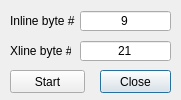
The window that ilxlrange.ui (Mohamedss/qt-segy-viewer) describes before a commit, drawn with Qt 5.
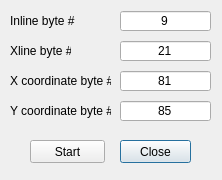
The same window after the commit.

```diff
--- a/ilxlrange.ui
+++ b/ilxlrange.ui
@@ -6,8 +6,8 @@
    <rect>
     <x>0</x>
     <y>0</y>
-    <width>181</width>
-    <height>100</height>
+    <width>222</width>
+    <height>180</height>
    </rect>
   </property>
   <property name="minimumSize">
@@ -16,12 +16,6 @@
     <height>100</height>
    </size>
   </property>
-  <property name="maximumSize">
-   <size>
-    <width>181</width>
-    <height>100</height>
-   </size>
-  </property>
   <property name="windowTitle">
    <string>Dialog</string>
   </property>
@@ -41,7 +35,7 @@
   <widget class="QSpinBox" name="spinboxInlineByte">
    <property name="geometry">
     <rect>
-     <x>80</x>
+     <x>120</x>
      <y>10</y>
      <width>91</width>
      <height>22</height>
@@ -82,7 +76,7 @@
   <widget class="QSpinBox" name="spinboxXlineByte">
    <property name="geometry">
     <rect>
-     <x>80</x>
+     <x>120</x>
      <y>40</y>
      <width>91</width>
      <height>22</height>
@@ -110,8 +104,8 @@
   <widget class="QPushButton" name="btnClose">
    <property name="geometry">
     <rect>
-     <x>100</x>
-     <y>70</y>
+     <x>120</x>
+     <y>140</y>
      <width>71</width>
      <height>23</height>
     </rect>
@@ -123,8 +117,8 @@
   <widget class="QPushButton" name="btnStart">
    <property name="geometry">
     <rect>
-     <x>10</x>
-     <y>70</y>
+     <x>30</x>
+     <y>140</y>
      <width>75</width>
      <height>23</height>
     </rect>
@@ -133,6 +127,88 @@
     <string>Start</string>
    </property>
   </widget>
+  <widget class="QLabel" name="label_4">
+   <property name="geometry">
+    <rect>
+     <x>10</x>
+     <y>70</y>
+     <width>101</width>
+     <height>21</height>
+    </rect>
+   </property>
+   <property name="text">
+    <string>X coordinate byte #</string>
+   </property>
+  </widget>
+  <widget class="QSpinBox" name="spinboxYByte">
+   <property name="geometry">
+    <rect>
+     <x>120</x>
+     <y>100</y>
+     <width>91</width>
+     <height>22</height>
+    </rect>
+   </property>
+   <property name="locale">
+    <locale language="English" country="UnitedStates"/>
+   </property>
+   <property name="alignment">
+    <set>Qt::AlignCenter</set>
+   </property>
+   <property name="buttonSymbols">
+    <enum>QAbstractSpinBox::NoButtons</enum>
+   </property>
+   <property name="minimum">
+    <number>1</number>
+   </property>
+   <property name="maximum">
+    <number>300</number>
+   </property>
+   <property name="value">
+    <number>85</number>
+   </property>
+  </widget>
+  <widget class="QSpinBox" name="spinboxXByte">
+   <property name="geometry">
+    <rect>
+     <x>120</x>
+     <y>70</y>
+     <width>91</width>
+     <height>22</height>
+    </rect>
+   </property>
+   <property name="locale">
+    <locale language="English" country="UnitedStates"/>
+   </property>
+   <property name="alignment">
+    <set>Qt::AlignCenter</set>
+   </property>
+   <property name="buttonSymbols">
+    <enum>QAbstractSpinBox::NoButtons</enum>
+   </property>
+   <property name="minimum">
+    <number>1</number>
+   </property>
+   <property name="maximum">
+    <number>300</number>
+   </property>
+   <property name="value">
+    <number>81</number>
+   </property>
+  </widget>
+  <widget class="QLabel" name="label_5">
+   <property name="geometry">
+    <rect>
+     <x>10</x>
+     <y>100</y>
+     <width>101</width>
+     <height>21</height>
+    </rect>
+   </property>
+   <property name="text">
+    <string>Y coordinate byte #</string>
+   </property>
+  </widget>
  </widget>
  <resources/>
  <connections>
```
